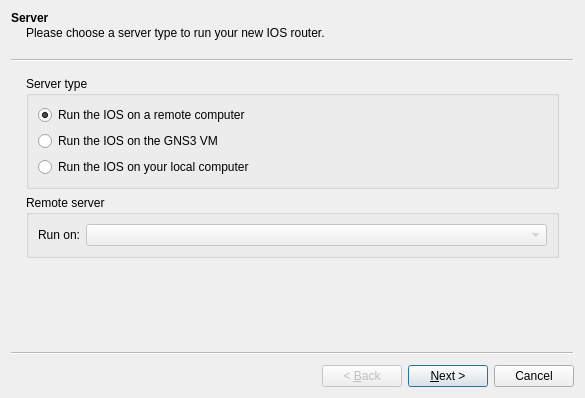
Before: the Qt Designer form gns3/modules/dynamips/ui/ios_router_wizard.ui in GNS3/gns3-gui, drawn with Qt 5.
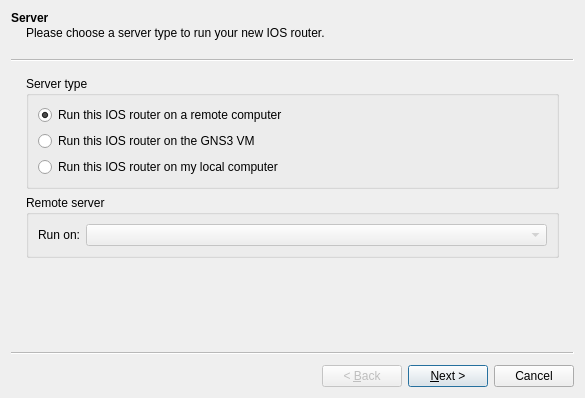
After: the same form once the commit is applied.

Commit message: Changes wording in VM wizards.

Patch:
```diff
--- a/gns3/modules/dynamips/ui/ios_router_wizard.ui
+++ b/gns3/modules/dynamips/ui/ios_router_wizard.ui
@@ -33,7 +33,7 @@
        <item>
         <widget class="QRadioButton" name="uiRemoteRadioButton">
          <property name="text">
-          <string>Run the IOS on a remote computer</string>
+          <string>Run this IOS router on a remote computer</string>
          </property>
          <property name="checked">
           <bool>true</bool>
@@ -43,14 +43,14 @@
        <item>
         <widget class="QRadioButton" name="uiVMRadioButton">
          <property name="text">
-          <string>Run the IOS on the GNS3 VM</string>
+          <string>Run this IOS router on the GNS3 VM</string>
          </property>
         </widget>
        </item>
        <item>
         <widget class="QRadioButton" name="uiLocalRadioButton">
          <property name="text">
-          <string>Run the IOS on your local computer</string>
+          <string>Run this IOS router on my local computer</string>
          </property>
         </widget>
        </item>
```
The commit also changes 11 other files.
